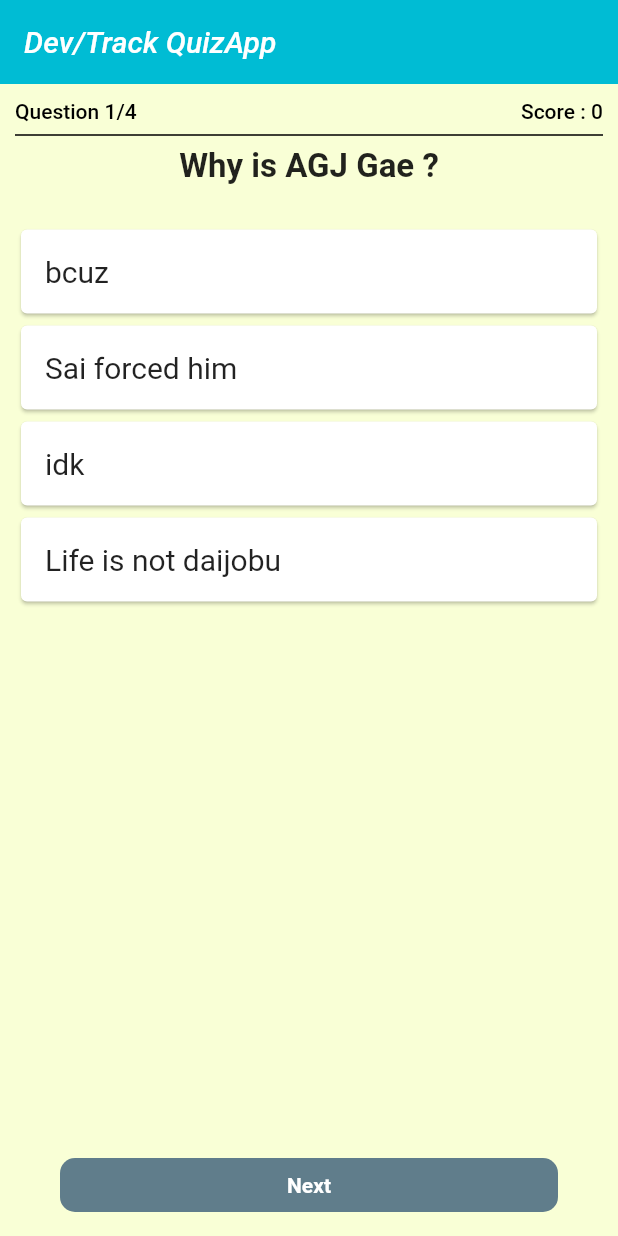
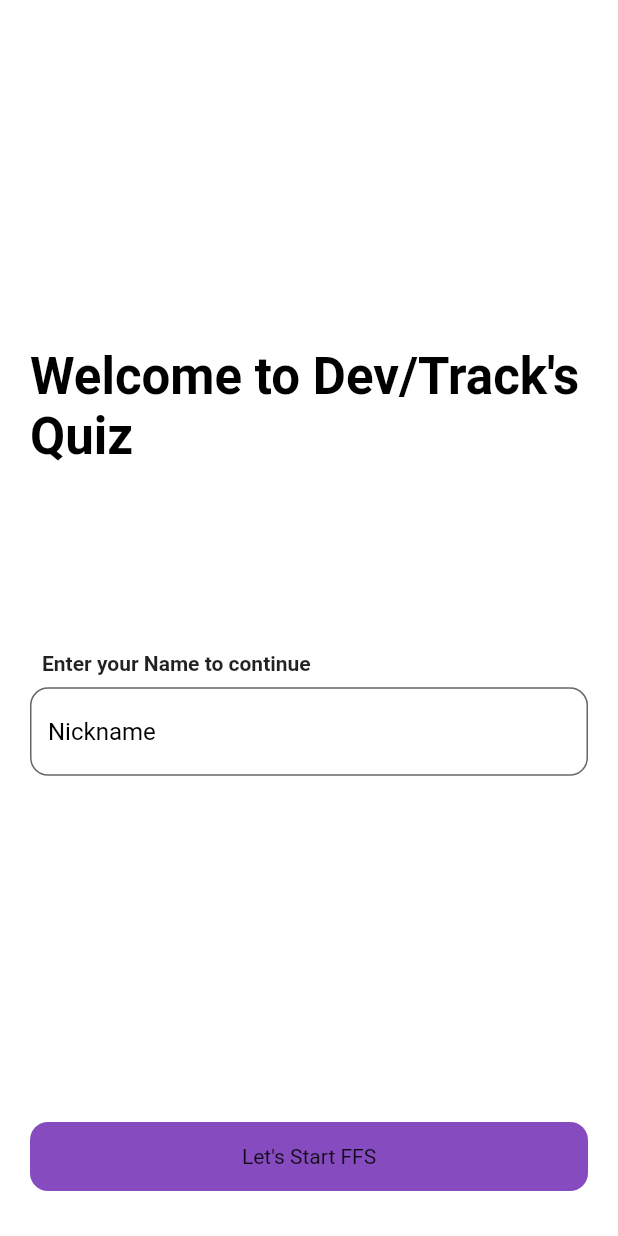
Before and after one commit to gauravksh/quizApp, a Flutter app: the screen it shows after launch, on a phone screen of 412 x 824 dp. Run offline on Flutter 3.47's test engine with Material 2 defaults, Android fonts, the phone set to English and light mode, and no system bars.

Commit message:
Second commit

```diff
--- a/lib/main.dart
+++ b/lib/main.dart
@@ -1,6 +1,5 @@
 import 'package:flutter/material.dart';
-
-import 'screens/homepage.dart';
+import 'package:quizapp/screens/welcome.dart';
 
 void main() {
   runApp(const MyApp());
@@ -12,10 +11,10 @@ class MyApp extends StatelessWidget {
   // This widget is the root of your application.
   @override
   Widget build(BuildContext context) {
-    return const MaterialApp(
+    return MaterialApp(
       title: 'DevTrack QuizApp',
       debugShowCheckedModeBanner: false,
-      home: HomePage(),
+      home: WelcomeScreen(),
     );
   }
 }
--- a/lib/screens/homepage.dart
+++ b/lib/screens/homepage.dart
@@ -49,10 +49,11 @@ class _HomePageState extends State<HomePage> {
           isClicked = false;
         });
       }
-    } else {
-      ScaffoldMessenger.of(context).showSnackBar(
-          const SnackBar(content: Text("Please choose one of the options")));
     }
+    // else {
+    //   ScaffoldMessenger.of(context).showSnackBar(
+    //       const SnackBar(content: Text("Please choose one of the options")));
+    // }
   }
 
   void checkAnswer(bool val) {
@@ -112,7 +113,7 @@ class _HomePageState extends State<HomePage> {
         ),
       ),
       floatingActionButton: Padding(
-        padding: EdgeInsets.symmetric(horizontal: 40),
+        padding: const EdgeInsets.symmetric(horizontal: 40),
         child: NextButton(nextQuestion: nextQuestion),
       ),
       floatingActionButtonLocation: FloatingActionButtonLocation.centerFloat,
--- /dev/null
+++ b/lib/screens/welcome.dart
@@ -0,0 +1,67 @@
+import 'package:flutter/material.dart';
+import 'package:quizapp/screens/homepage.dart';
+
+class WelcomeScreen extends StatelessWidget {
+  @override
+  Widget build(BuildContext context) {
+    return Scaffold(
+      backgroundColor: Colors.white,
+      body: Stack(children: [
+        SafeArea(
+            child: Padding(
+          padding: const EdgeInsets.symmetric(horizontal: 20),
+          child: Column(
+            crossAxisAlignment: CrossAxisAlignment.stretch,
+            children: [
+              const Spacer(
+                flex: 2,
+              ),
+              Text(
+                "Welcome to Dev/Track's Quiz",
+                style: Theme.of(context).textTheme.headline4?.copyWith(
+                    color: Colors.black, fontWeight: FontWeight.bold),
+              ),
+              const Spacer(),
+              // ignore: prefer_const_constructors
+              Padding(
+                padding: const EdgeInsets.all(8.0),
+                child: const Text(
+                  "Enter your Name to continue",
+                  style: TextStyle(fontWeight: FontWeight.bold),
+                ),
+              ),
+              const TextField(
+                decoration: InputDecoration(
+                  filled: true,
+                  fillColor: Colors.white,
+                  hintText: "Nickname",
+                  hintStyle: TextStyle(color: Colors.black),
+                  border: OutlineInputBorder(
+                      borderRadius: BorderRadius.all(Radius.circular(12))),
+                ),
+              ),
+              const Spacer(
+                flex: 2,
+              ),
+              InkWell(
+                onTap: () {},
+                child: Container(
+                  width: double.infinity,
+                  padding: const EdgeInsets.all(15),
+                  margin: const EdgeInsets.only(bottom: 30),
+                  alignment: Alignment.center,
+                  decoration: const BoxDecoration(
+                      color: Color(0xFF864CBF),
+                      borderRadius: BorderRadius.all(Radius.circular(12))),
+                  child: const Text(
+                    "Let's Start FFS",
+                  ),
+                ),
+              )
+            ],
+          ),
+        ))
+      ]),
+    );
+  }
+}
--- a/lib/widgets/option_card.dart
+++ b/lib/widgets/option_card.dart
@@ -1,5 +1,5 @@
 import 'package:flutter/material.dart';
-import '../constants.dart';
+// import '../constants.dart';
 
 class OptionCard extends StatelessWidget {
   const OptionCard({super.key, required this.option, required this.clr});
```
